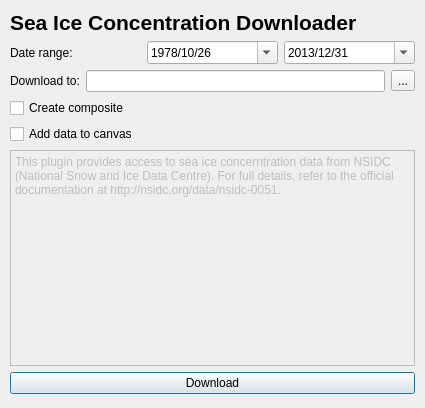
lo-ise/sea_ice_downloader, file ui_seaicedata.ui: the form before one commit.
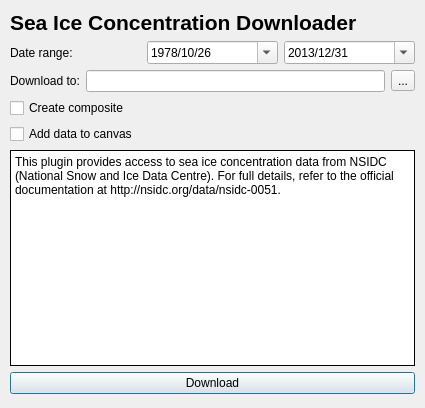
The form after the commit.

Commit message: Added error when no path is input.

Patch:
```diff
--- a/ui_seaicedata.ui
+++ b/ui_seaicedata.ui
@@ -186,7 +186,7 @@
     <item row="2" column="0">
      <widget class="QPlainTextEdit" name="plainTextEdit">
       <property name="enabled">
-       <bool>false</bool>
+       <bool>true</bool>
       </property>
       <property name="sizePolicy">
        <sizepolicy hsizetype="Expanding" vsizetype="Expanding">
@@ -215,8 +215,14 @@
       <property name="frameShadow">
        <enum>QFrame::Plain</enum>
       </property>
+      <property name="undoRedoEnabled">
+       <bool>false</bool>
+      </property>
+      <property name="readOnly">
+       <bool>true</bool>
+      </property>
       <property name="plainText">
-       <string>This plugin provides access to sea ice concerntration data from NSIDC (National Snow and Ice Data Centre). For full details, refer to the official documentation at http://nsidc.org/data/nsidc-0051.
+       <string>This plugin provides access to sea ice concentration data from NSIDC (National Snow and Ice Data Centre). For full details, refer to the official documentation at http://nsidc.org/data/nsidc-0051.
 </string>
       </property>
      </widget>
```
The commit also changes 2 other files.
